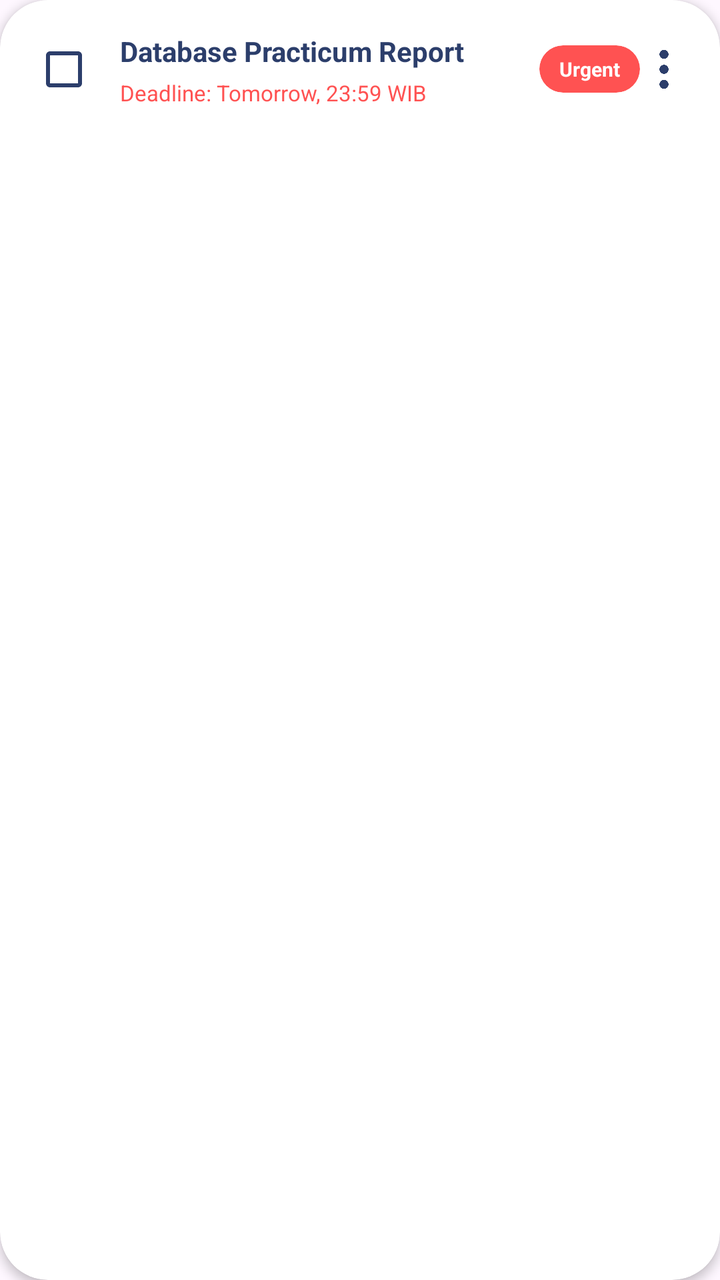
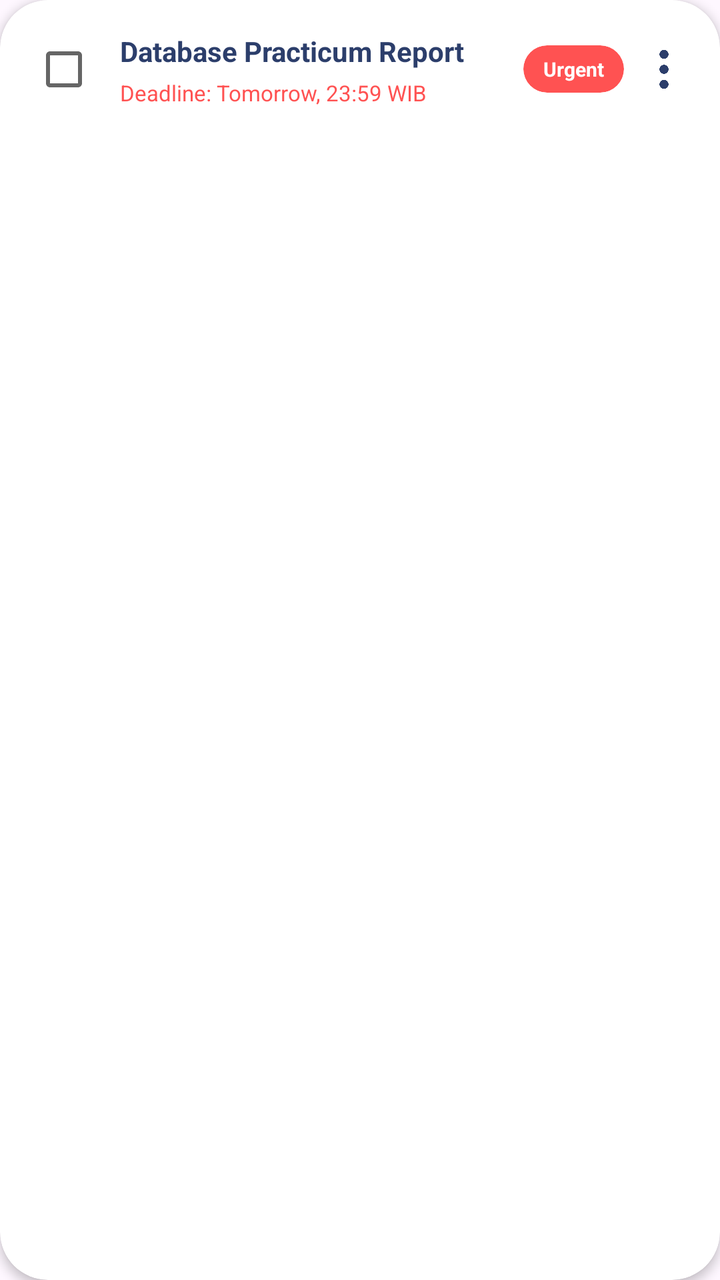

Compare the two renders of this Android layout. The source of the first and the diff that turns it into the second are given below.
<!-- AndroidManifest.xml: application theme Theme.StuddyBuddyApk -->
<!-- res/layout/item_tugas.xml -->
<?xml version="1.0" encoding="utf-8"?>
<com.google.android.material.card.MaterialCardView
    xmlns:android="http://schemas.android.com/apk/res/android"
    xmlns:app="http://schemas.android.com/apk/res-auto"
    android:id="@+id/cardTugas"
    android:layout_width="match_parent"
    android:layout_height="wrap_content"
    android:layout_marginHorizontal="16dp"
    android:layout_marginTop="6dp"
    android:layout_marginBottom="6dp"
    app:cardBackgroundColor="@color/surface_main"
    app:cardCornerRadius="24dp"
    app:cardElevation="3dp"
    app:strokeWidth="0dp">

    <LinearLayout
        android:layout_width="match_parent"
        android:layout_height="wrap_content"
        android:gravity="center_vertical"
        android:padding="16dp"
        android:orientation="horizontal">

        <CheckBox
            android:id="@+id/cbTugas"
            android:layout_width="32dp"
            android:layout_height="32dp"
            android:layout_marginEnd="12dp"
            android:buttonTint="@color/primary_brand"/>

        <LinearLayout
            android:layout_width="0dp"
            android:layout_height="wrap_content"
            android:layout_weight="1"
            android:orientation="vertical">

            <TextView
                android:id="@+id/txtJudulTugas"
                android:layout_width="wrap_content"
                android:layout_height="wrap_content"
                android:textColor="@color/text_primary"
                android:textSize="14sp"
                android:textStyle="bold"
                android:text="Database Practicum Report" />

            <TextView
                android:id="@+id/txtDeadlineTugas"
                android:layout_width="wrap_content"
                android:layout_height="wrap_content"
                android:layout_marginTop="4dp"
                android:textColor="@color/urgent_red"
                android:textSize="11sp"
                android:text="Deadline: Tomorrow, 23:59 WIB" />
        </LinearLayout>

        <LinearLayout
            android:layout_width="wrap_content"
            android:layout_height="wrap_content"
            android:gravity="end|center_vertical"
            android:orientation="horizontal">

            <com.google.android.material.card.MaterialCardView
                android:id="@+id/cardStatus"
                android:layout_width="wrap_content"
                android:layout_height="wrap_content"
                app:cardBackgroundColor="@color/urgent_red"
                app:cardCornerRadius="12dp"
                app:strokeWidth="0dp"
                app:cardElevation="0dp">

                <TextView
                    android:id="@+id/txtStatusTugas"
                    android:layout_width="wrap_content"
                    android:layout_height="wrap_content"
                    android:paddingHorizontal="10dp"
                    android:paddingVertical="5dp"
                    android:textColor="@color/white"
                    android:textSize="10sp"
                    android:textStyle="bold"
                    android:text="Urgent" />
            </com.google.android.material.card.MaterialCardView>

            <ImageView
                android:id="@+id/btnMore"
                android:layout_width="24dp"
                android:layout_height="24dp"
                android:contentDescription="Options"
                android:src="@drawable/dots"
                app:tint="@color/text_primary" />
        </LinearLayout>
    </LinearLayout>
</com.google.android.material.card.MaterialCardView>
<!-- resources referenced by this layout -->
<resources>
  <color name="primary_brand">#2C3E6B</color>
  <color name="surface_main">#FFFFFF</color>
  <color name="text_primary">#2C3E6B</color>
  <color name="urgent_red">#FF5252</color>
  <color name="white">#FFFFFFFF</color>
  <!-- drawable dots: png bitmap (drawable, 5588 bytes) -->
  <style name="Theme.StuddyBuddyApk" parent="Base.Theme.StuddyBuddyApk" />
  <style name="Base.Theme.StuddyBuddyApk" parent="Theme.Material3.DayNight.NoActionBar">
          
      </style>
</resources>

<!-- the commit's change to res/layout/item_tugas.xml (unified diff, before → after) -->
@@ -20,12 +20,15 @@
         android:padding="16dp"
         android:orientation="horizontal">
 
-        <CheckBox
+        <com.google.android.material.checkbox.MaterialCheckBox
             android:id="@+id/cbTugas"
             android:layout_width="32dp"
             android:layout_height="32dp"
             android:layout_marginEnd="12dp"
-            android:buttonTint="@color/primary_brand"/>
+            app:buttonTint="@color/checkbox_tint_selector"
+            app:useMaterialThemeColors="false"
+            android:background="@android:color/transparent"
+            android:checked="false" />
 
         <LinearLayout
             android:layout_width="0dp"
@@ -83,6 +86,7 @@
                 android:id="@+id/btnMore"
                 android:layout_width="24dp"
                 android:layout_height="24dp"
+                android:layout_marginStart="8dp"
                 android:contentDescription="Options"
                 android:src="@drawable/dots"
                 app:tint="@color/text_primary" />
<!-- resource entries referenced after the edit -->
@@ -1,6 +1,5 @@
 <!-- resources referenced by this layout -->
 <resources>
-  <color name="primary_brand">#2C3E6B</color>
   <color name="surface_main">#FFFFFF</color>
   <color name="text_primary">#2C3E6B</color>
   <color name="urgent_red">#FF5252</color>
